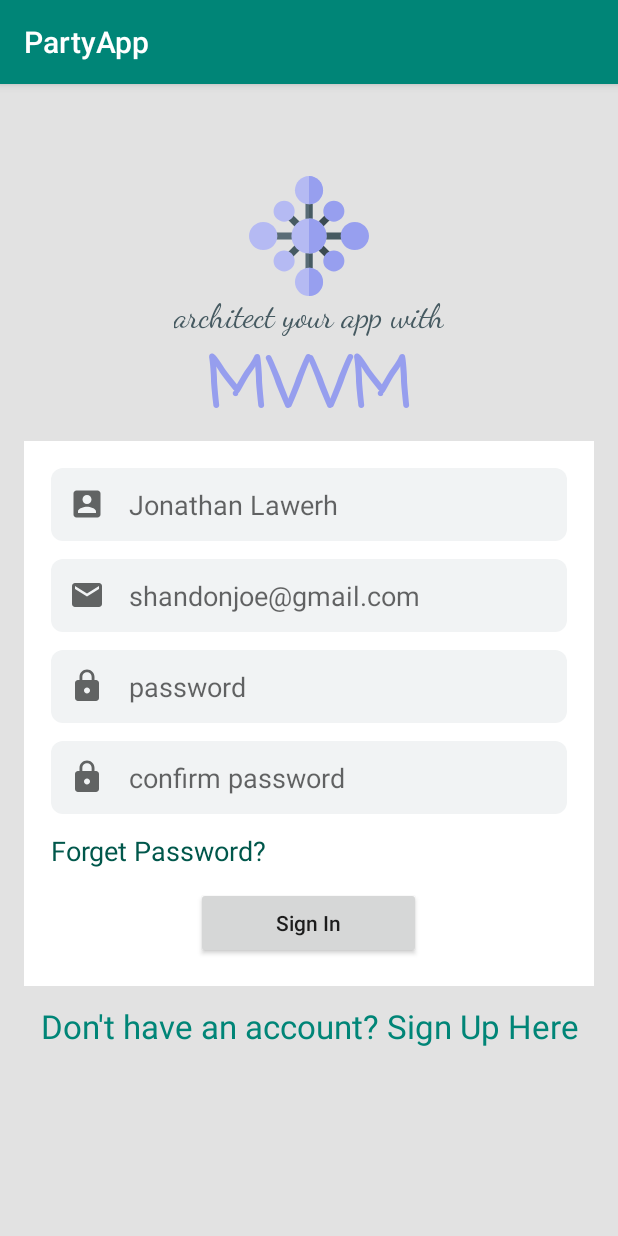
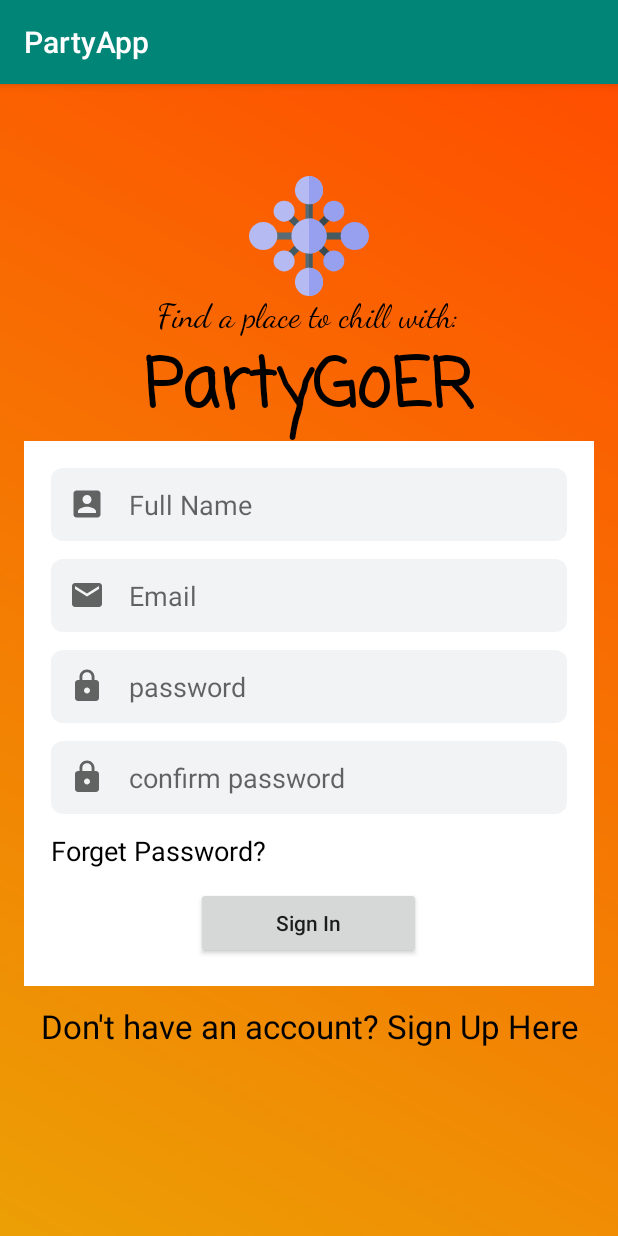
Before and after one commit to jonathan1978/party-app, an Android app: the SignupActivity screen opened directly, with no data from a screen before it, on a phone screen of 412 x 824 dp. Run offline under Robolectric (Android 15) with nearby library versions, the phone set to English and light mode, and no system bars.

Commit message:
Updated Login and Signup Layout

```diff
--- a/app/src/main/java/com/creativeapps/partyapp/ui/auth/LoginActivity.kt
+++ b/app/src/main/java/com/creativeapps/partyapp/ui/auth/LoginActivity.kt
@@ -2,6 +2,8 @@ package com.creativeapps.partyapp.ui.auth
 
 import android.content.Intent
 import android.os.Bundle
+import android.view.View
+import android.widget.Toast
 import androidx.appcompat.app.AppCompatActivity
 import androidx.databinding.DataBindingUtil
 import androidx.lifecycle.Observer
@@ -53,4 +55,11 @@ class LoginActivity : AppCompatActivity(), AuthListener, KodeinAware {
         progress_bar.hide()
         root_layout.snackbar(message)
     }
+
+    fun signup(view: View) {
+        view.setOnClickListener {
+            val intent = Intent(this, SignupActivity::class.java)
+            startActivity(intent)
+        }
+    }
 }
--- a/app/src/main/res/layout/activity_login.xml
+++ b/app/src/main/res/layout/activity_login.xml
@@ -30,6 +30,7 @@
                 android:layout_centerHorizontal="true"
                 android:layout_width="80dp"
                 android:layout_height="80dp"
+                android:background="@drawable/ic_app_logo"
                 android:contentDescription="@string/txt_logo" />
 
             <LinearLayout
@@ -42,7 +43,7 @@
 
             <TextView
                 android:layout_gravity="center_horizontal"
-                android:text="Find a place to chill with:"
+                android:text="@string/app_text"
                 android:layout_width="wrap_content"
                 android:layout_height="wrap_content"
                 android:textAppearance="@style/TextAppearance.AppCompat.Large" app:fontFamily="cursive"
@@ -122,6 +123,7 @@
             android:layout_below="@id/linearLayout2"
             android:textAlignment="center"
             android:text="@string/txt_no_account"
+            android:onClick="signup"
             android:layout_width="wrap_content"
             android:layout_height="wrap_content"/>
 
--- a/app/src/main/res/layout/activity_signup.xml
+++ b/app/src/main/res/layout/activity_signup.xml
@@ -4,7 +4,7 @@
     xmlns:tools="http://schemas.android.com/tools"
     xmlns:app="http://schemas.android.com/apk/res-auto"
     android:layout_width="match_parent"
-    android:background="#E2E2E2"
+    android:background="@drawable/gradient"
     android:layout_height="match_parent"
     tools:context=".ui.auth.SignupActivity">
 
@@ -32,20 +32,20 @@
 
             <TextView
                 android:layout_gravity="center_horizontal"
-                android:text="@string/txt_architect"
+                android:text="@string/app_text"
                 android:layout_width="wrap_content"
                 android:layout_height="wrap_content"
                 android:textAppearance="@style/TextAppearance.AppCompat.Large" app:fontFamily="cursive"
-                android:textColor="#465A61"/>
+                android:textColor="#000000"/>
 
             <TextView
                 android:layout_gravity="center_horizontal"
-                android:text="@string/txt_mvvm"
+                android:text="PartyGoER"
                 android:layout_width="wrap_content"
                 android:layout_height="wrap_content"
                 android:textAppearance="@style/TextAppearance.AppCompat.Display2"
                 app:fontFamily="casual" android:textStyle="bold" android:textAllCaps="false"
-                android:typeface="monospace" android:textColor="#969EEE"/>
+                android:typeface="monospace" android:textColor="#000000"/>
 
         </LinearLayout>
 
@@ -59,7 +59,7 @@
             android:layout_height="wrap_content">
 
             <EditText
-                android:hint="@string/txt_name"
+                android:hint="Full Name"
                 android:inputType="textEmailAddress"
                 android:drawablePadding="16dp"
                 android:drawableLeft="@drawable/ic_name"
@@ -71,7 +71,7 @@
                 android:drawableStart="@drawable/ic_name" />
 
             <EditText
-                android:hint="@string/txt_email"
+                android:hint="Email"
                 android:inputType="textEmailAddress"
                 android:drawablePadding="16dp"
                 android:drawableLeft="@drawable/ic_email"
@@ -106,7 +106,7 @@
                 android:drawableStart="@drawable/ic_lock" />
 
             <TextView
-                android:textColor="@color/colorPrimaryDark"
+                android:textColor="#000000"
                 android:layout_marginBottom="12dp"
                 android:textAppearance="@style/TextAppearance.AppCompat.Medium"
                 android:text="@string/txt_forget_password"
@@ -124,7 +124,7 @@
 
         <TextView
             android:layout_marginTop="12dp"
-            android:textColor="@color/colorPrimary"
+            android:textColor="#000000"
             android:layout_centerHorizontal="true"
             android:textAppearance="@style/TextAppearance.AppCompat.Large"
             android:layout_below="@id/linearLayout2"
--- a/app/src/main/res/values/strings.xml
+++ b/app/src/main/res/values/strings.xml
@@ -14,4 +14,5 @@
     <string name="home">Home</string>
     <string name="users">Users</string>
     <string name="events">Events</string>
+    <string name="app_text">Find a place to chill with:</string>
 </resources>
```
